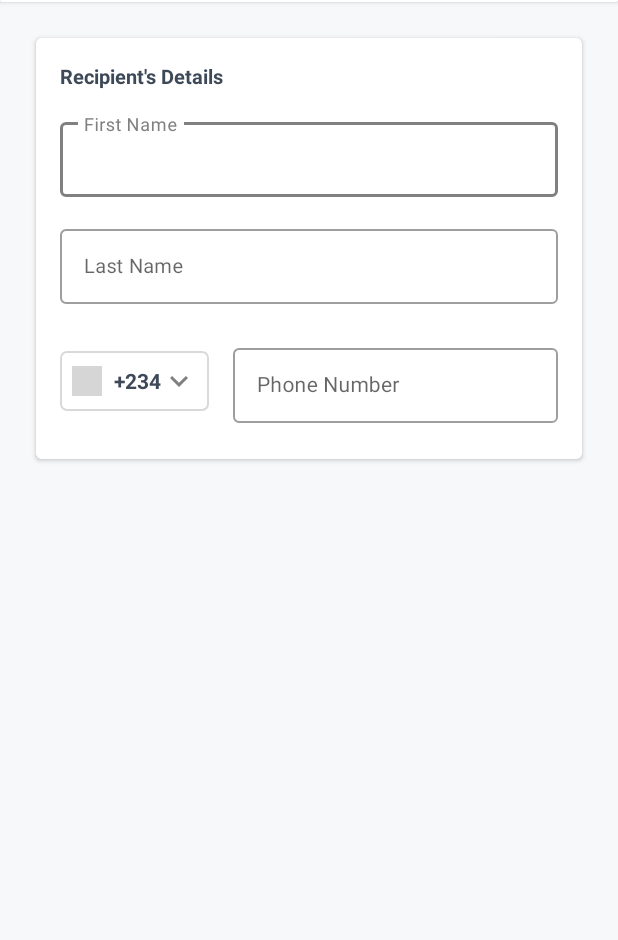
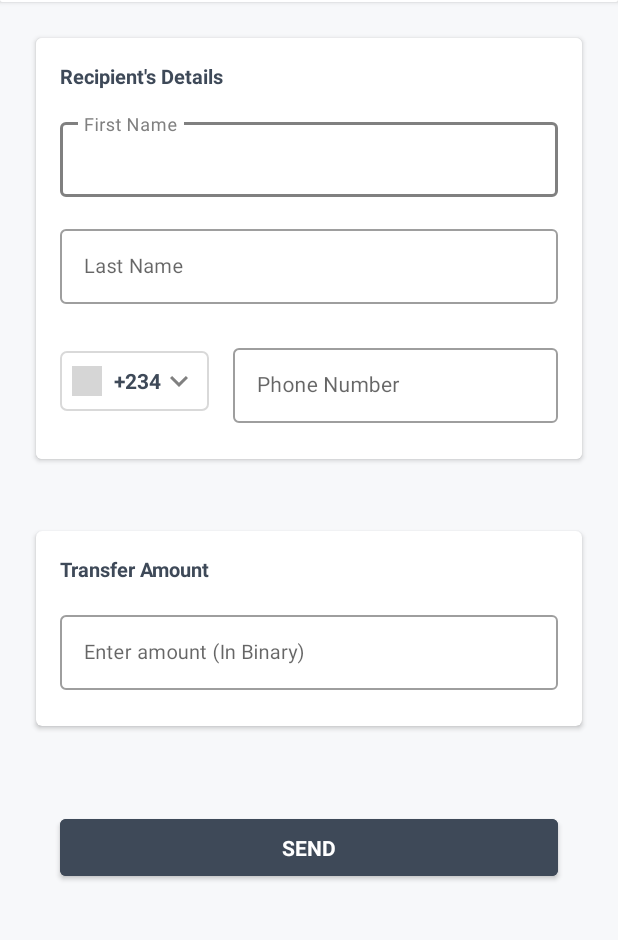
Before and after one commit to idee24/penguin_pay, an Android app: the screen it shows after launch (MainActivity), on a phone screen of 412 x 824 dp, the part 75-1015 px from its top. Run offline under Robolectric (Android 15) with nearby library versions, the phone set to English and light mode, and no system bars; our stand-ins replace CircleImageView; libraries missing offline, so code that uses them is left out: com.hbb20, com.pixplicity.easyprefs; 1 statement that could not run was skipped; grey boxes are pictures that could not be loaded.

Commit message:
amount ui

```diff
--- a/app/build.gradle
+++ b/app/build.gradle
@@ -66,6 +66,7 @@ dependencies {
     annotationProcessor 'com.github.bumptech.glide:compiler:4.9.0'
     implementation 'androidx.recyclerview:recyclerview:1.2.0'
     implementation 'androidx.cardview:cardview:1.0.0'
+    implementation 'com.github.ybq:Android-SpinKit:1.4.0'
     implementation 'de.hdodenhof:circleimageview:2.2.0'
     implementation 'com.hbb20:ccp:2.4.0'
 
--- a/app/src/main/java/com/example/penguinpay/ui/TransactionFragment.kt
+++ b/app/src/main/java/com/example/penguinpay/ui/TransactionFragment.kt
@@ -7,10 +7,7 @@ import com.example.penguinpay.Constants
 import com.example.penguinpay.MainActivity
 import com.example.penguinpay.R
 import com.example.penguinpay.databinding.FragmentTransactionBinding
-import com.example.penguinpay.utils.getCountryByCode
-import com.example.penguinpay.utils.isNotEmpty
-import com.example.penguinpay.utils.isValidPhoneNumber
-import com.example.penguinpay.utils.revalidateListener
+import com.example.penguinpay.utils.*
 import com.google.android.material.bottomsheet.BottomSheetDialogFragment
 
 
@@ -43,8 +40,14 @@ class TransactionFragment : Fragment(R.layout.fragment_transaction) {
         revalidateListener(binding.firstNameTextField, binding.firstNameLayout)
         revalidateListener(binding.lastNameTextField, binding.lastNameLayout)
         revalidateListener(binding.phoneTextField, binding.phoneLayout)
+        initAmountListener(binding.amountTextField, binding.amountLayout)
         binding.countryLayout.setOnClickListener {
             countrySheet.show(childFragmentManager, Constants.COUNTRY_SHEET_KEY)
+        }
+        binding.sendButton.setOnClickListener {
+            if (isValidPayload()) {
+              getRates()
+            }
         }
     }
 
@@ -55,11 +58,16 @@ class TransactionFragment : Fragment(R.layout.fragment_transaction) {
         binding.countryNameTextView.text = selectedCountry.countryCode
     }
 
+    private fun getRates() {
 
-    private fun isValidRecipient(): Boolean {
+    }
+
+
+    private fun isValidPayload(): Boolean {
         val firstName = isNotEmpty(mainActivity, binding.firstNameTextField, binding.firstNameLayout)
         val lastName = isNotEmpty(mainActivity, binding.lastNameTextField, binding.lastNameLayout)
         val phone = isValidPhoneNumber(mainActivity, binding.phoneTextField, binding.phoneLayout)
-        return firstName && lastName && phone
+        val amount = isValidAmount(mainActivity, binding.amountTextField, binding.amountLayout)
+        return firstName && lastName && phone && amount
     }
 }
--- a/app/src/main/java/com/example/penguinpay/utils/AppUtils.kt
+++ b/app/src/main/java/com/example/penguinpay/utils/AppUtils.kt
@@ -27,6 +27,33 @@ fun revalidateListener(inputField: EditText, inputLayout: TextInputLayout) {
     })
 }
 
+fun initAmountListener(inputField: EditText, inputLayout: TextInputLayout) {
+
+    val input = inputField.text.toString().trim()
+    inputField.addTextChangedListener(object : TextWatcher {
+        override fun afterTextChanged(s: Editable?) {
+            if (input.isNotEmpty() && input.matches("[01]+".toRegex())) {
+                inputLayout.isErrorEnabled = false
+            }
+        }
+        override fun beforeTextChanged(s: CharSequence?, start: Int, count: Int, after: Int) {
+        }
+        override fun onTextChanged(s: CharSequence?, start: Int, before: Int, count: Int) {
+        }
+    })
+}
+
+fun isValidAmount(activity: AppCompatActivity, inputField: EditText, inputLayout: TextInputLayout): Boolean {
+    val  target = inputField.text.toString().trim()
+    return if (target.matches("[01]+".toRegex())) {
+        inputLayout.isErrorEnabled = false
+        true
+    } else {
+        inputLayout.error = activity.getString(R.string.valid_binary_error)
+        false
+    }
+}
+
 fun isNotEmpty(activity: AppCompatActivity, inputField: EditText, inputLayout: TextInputLayout): Boolean {
     val  target = inputField.text.toString().trim()
     return if (!TextUtils.isEmpty(target)) {
@@ -37,6 +64,8 @@ fun isNotEmpty(activity: AppCompatActivity, inputField: EditText, inputLayout: T
         false
     }
 }
+
+
 
 fun isValidPhoneNumber(activity: AppCompatActivity, phoneField: EditText,
                        phoneLayout: TextInputLayout
--- a/app/src/main/java/com/example/penguinpay/utils/CountryUtil.kt
+++ b/app/src/main/java/com/example/penguinpay/utils/CountryUtil.kt
@@ -11,10 +11,10 @@ import java.util.*
 val countries = LinkedList<CountryModel>()
 
 fun setCountries() {
-    countries.add(CountryModel("NIGERIA", "NGN", R.drawable.flag_nigeria, "+234"))
-    countries.add(CountryModel("GHANA", "GHN", R.drawable.flag_ghana, "+233"))
-    countries.add(CountryModel("UNITED STATES", "USD", R.drawable.flag_united_states_of_america, "+1"))
-    countries.add(CountryModel("UNITED KINGDOM", "GP", R.drawable.flag_united_kingdom, "+44"))
+    countries.add(CountryModel("Nigeria", "NGN", R.drawable.flag_nigeria, "+234"))
+    countries.add(CountryModel("Kenya", "KES", R.drawable.flag_kenya, "+254"))
+    countries.add(CountryModel("Tanzania", "TZS", R.drawable.flag_tanzania, "+255"))
+    countries.add(CountryModel("Uganda", "UGX", R.drawable.flag_uganda, "+256"))
 }
 
 fun getCountryList(): List<CountryModel> {
--- a/app/src/main/res/layout/fragment_transaction.xml
+++ b/app/src/main/res/layout/fragment_transaction.xml
@@ -44,10 +44,20 @@
 
         </androidx.cardview.widget.CardView>
 
+        <ScrollView
+            android:orientation="vertical"
+            app:layout_constraintTop_toBottomOf="@id/headerLayout"
+            android:layout_width="match_parent"
+            android:layout_height="wrap_content">
+
+            <LinearLayout
+                android:orientation="vertical"
+                android:layout_width="match_parent"
+                android:layout_height="wrap_content">
+
                 <androidx.cardview.widget.CardView
                     android:layout_margin="@dimen/twenty_four_dp"
                     app:cardCornerRadius="@dimen/four_dp"
-            app:layout_constraintTop_toBottomOf="@id/headerLayout"
                     android:layout_width="match_parent"
                     android:layout_height="wrap_content">
 
@@ -198,6 +208,75 @@
                 </androidx.cardview.widget.CardView>
 
 
+                <androidx.cardview.widget.CardView
+                    app:cardCornerRadius="@dimen/four_dp"
+                    android:layout_margin="@dimen/twenty_four_dp"
+                    android:layout_width="match_parent"
+                    android:layout_height="wrap_content">
+
+                    <LinearLayout
+                        android:orientation="vertical"
+                        android:layout_width="match_parent"
+                        android:layout_height="wrap_content">
+
+
+
+                        <TextView
+                            android:text="@string/transfer_amount"
+                            android:textSize="@dimen/font_size_thirteen"
+                            android:layout_margin="@dimen/sixteen_dp"
+                            android:textColor="@color/gun_metal"
+                            android:textStyle="bold"
+                            android:layout_width="wrap_content"
+                            android:layout_height="wrap_content"/>
+
+                        <com.google.android.material.textfield.TextInputLayout
+                            android:id="@+id/amountLayout"
+                            android:hint="@string/enter_amount_in_binary"
+                            android:layout_marginEnd="@dimen/sixteen_dp"
+                            android:layout_marginStart="@dimen/sixteen_dp"
+                            android:layout_marginBottom="@dimen/twenty_four_dp"
+                            style="@style/Widget.MaterialComponents.TextInputLayout.OutlinedBox"
+                            android:layout_width="match_parent"
+                            android:layout_height="wrap_content">
+
+                            <EditText
+                                android:id="@+id/amountTextField"
+                                android:layout_width="match_parent"
+                                android:layout_height="@dimen/fifty_dp"
+                                android:layout_marginTop="@dimen/eight_dp"
+                                android:imeOptions="actionNext"
+                                android:nextFocusDown="@id/lastNameTextField"
+                                android:inputType="text"
+                                android:padding="@dimen/eight_dp"
+                                android:textSize="@dimen/font_size_thirteen"
+                                tools:ignore="Autofill" />
+
+                        </com.google.android.material.textfield.TextInputLayout>
+
+
+                    </LinearLayout>
+
+                </androidx.cardview.widget.CardView>
+
+
+                <Button
+                    android:id="@+id/sendButton"
+                    android:layout_marginStart="@dimen/forty_dp"
+                    android:layout_marginEnd="@dimen/forty_dp"
+                    android:layout_marginBottom="@dimen/seventy_dp"
+                    android:layout_marginTop="@dimen/thirty_two_dp"
+                    android:text="@string/send"
+                    style="@style/button_theme"
+                    android:textStyle="bold"
+                    android:layout_width="match_parent"
+                    android:layout_height="@dimen/fifty_dp" />
+
+            </LinearLayout>
+
+        </ScrollView>
+
+
 
     </androidx.constraintlayout.widget.ConstraintLayout>
 
--- a/app/src/main/res/values/strings.xml
+++ b/app/src/main/res/values/strings.xml
@@ -11,4 +11,8 @@
     <string name="empty_field_error_text">Field Cannot be empty</string>
     <string name="invalid_number_error">Invalid Phone Number</string>
     <string name="penguin_pay">Penguin Pay</string>
+    <string name="enter_amount_in_binary">Enter amount (In Binary)</string>
+    <string name="transfer_amount">Transfer Amount</string>
+    <string name="send">SEND</string>
+    <string name="valid_binary_error">Pleas provide a valid amount in binary</string>
 </resources>
--- a/app/src/main/res/values/themes.xml
+++ b/app/src/main/res/values/themes.xml
@@ -23,5 +23,11 @@
         <item name="android:background">@drawable/curved_background</item>
     </style>
 
+    <style name="button_theme" parent="Theme.PenguinPay">
+        <item name="android:backgroundTint">@color/gun_metal</item>
+        <item name="android:textColor">@android:color/white</item>
+        <item name="android:radius">@dimen/eight_dp</item>
+        <item name="android:elevation">@dimen/four_dp</item>
+    </style>
 
 </resources>
```
Lines whose indentation alone changed are shown as unchanged.
